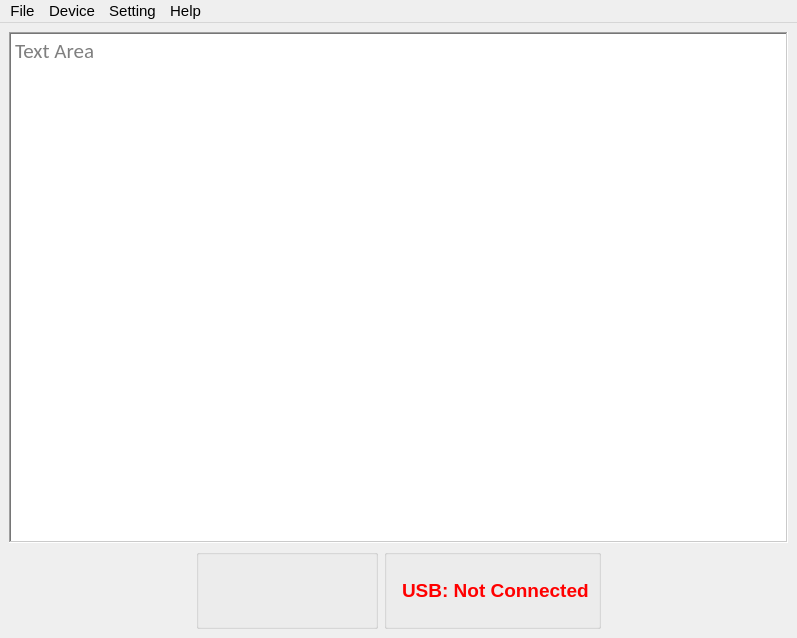
Qt form QtDesigner/MainWindow.ui (dhahaj/EAX-Python-Interface) before a commit.
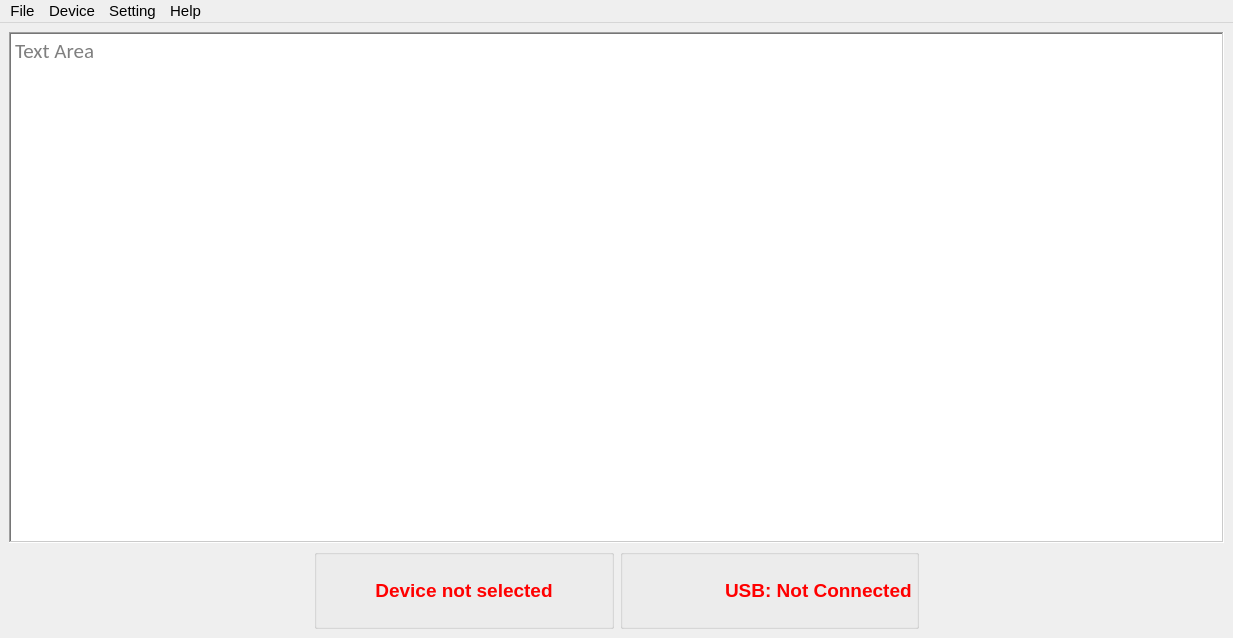
The same form after that commit. Icons and pictures are not drawn.

Commit message:
Update MainWindow UI and add StatusBarWidget
- Updated the MainWindow UI to use Qt User Interface Compiler version 6.9.0.
- Increased the size of the MainWindow from 797x638 to 1233x638.
- Changed icon handling to use the new QIcon.Mode and QIcon.State enums.
- Updated QAction menu roles to use the new QAction.MenuRole enums.
- Adjusted various widget properties and styles for consistency with the new Qt version.
- Added a new StatusBarWidget UI component with a QLabel for status messages and an LCD number display for counters.

Patch:
```diff
--- a/QtDesigner/MainWindow.ui
+++ b/QtDesigner/MainWindow.ui
@@ -10,7 +10,7 @@
    <rect>
     <x>0</x>
     <y>0</y>
-    <width>797</width>
+    <width>1233</width>
     <height>638</height>
    </rect>
   </property>
@@ -198,7 +198,7 @@
             <enum>QFrame::Sunken</enum>
            </property>
            <property name="text">
-            <string/>
+            <string>Device not selected</string>
            </property>
            <property name="textFormat">
             <enum>Qt::RichText</enum>
@@ -223,6 +223,18 @@
          <string/>
         </property>
         <layout class="QHBoxLayout" name="horizontalLayout">
+         <property name="leftMargin">
+          <number>8</number>
+         </property>
+         <property name="topMargin">
+          <number>5</number>
+         </property>
+         <property name="rightMargin">
+          <number>4</number>
+         </property>
+         <property name="bottomMargin">
+          <number>5</number>
+         </property>
          <item>
           <widget class="QLabel" name="label_usb_icon">
            <property name="minimumSize">
@@ -270,7 +282,7 @@
            </property>
           </widget>
          </item>
-         <item>
+         <item alignment="Qt::AlignmentFlag::AlignRight">
           <widget class="QLabel" name="usb_label">
            <property name="palette">
             <palette>
@@ -467,8 +479,8 @@
     <rect>
      <x>0</x>
      <y>0</y>
-     <width>797</width>
-     <height>26</height>
+     <width>1233</width>
+     <height>33</height>
     </rect>
    </property>
    <property name="font">
```
Left out of the diff: 70 changed lines with no effect on the pictures. The commit also changes 6 other files.
